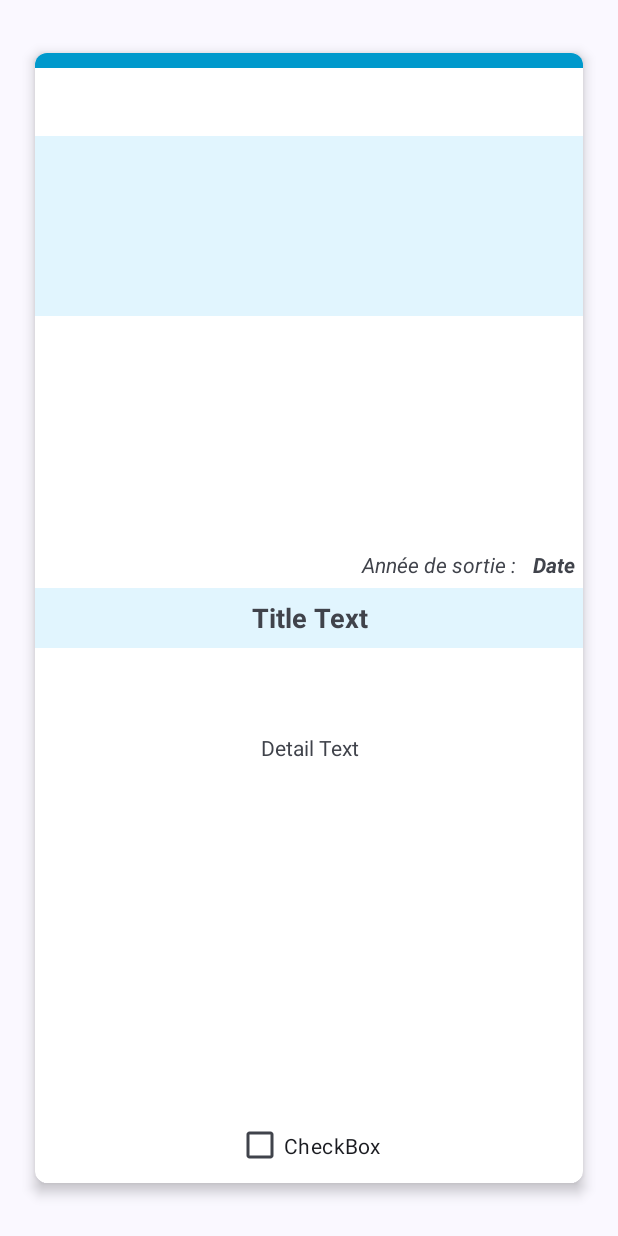
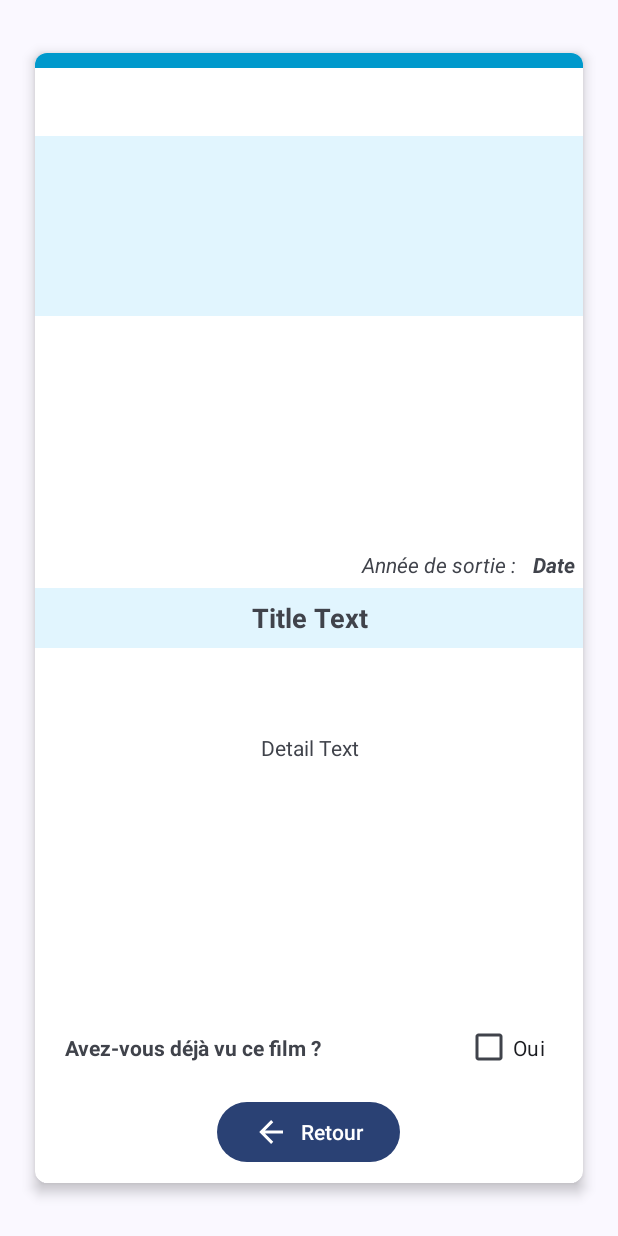
Before and after one commit to JulienS69/Application_Gestion_Films, an Android app: the layout activity_detail_movie.xml on its own in the app's theme, with its tools: preview values and no code run, on a phone screen of 412 x 824 dp. Run offline under Robolectric (Android 15) with nearby library versions, the phone set to English and light mode, and no system bars.

Commit message:
[MOB] Get.back()

```diff
--- a/app/src/main/java/com/example/application_gestion_films/DetailMovieActivity.kt
+++ b/app/src/main/java/com/example/application_gestion_films/DetailMovieActivity.kt
@@ -1,10 +1,12 @@
 package com.example.application_gestion_films
 
-import androidx.appcompat.app.AppCompatActivity
+import android.content.Intent
 import android.os.Bundle
+import android.view.View
+import android.widget.Button
 import android.widget.ImageView
 import android.widget.TextView
-import com.example.application_gestion_films.model.Film
+import androidx.appcompat.app.AppCompatActivity
 import com.google.firebase.firestore.FirebaseFirestore
 import com.squareup.picasso.Picasso
 
@@ -40,6 +42,13 @@ class DetailMovieActivity : AppCompatActivity() {
         itemDetailDetail.text = intent.getStringExtra("Synopsys")
         itemDateDetail.text =  intent.getStringExtra("Date")
         Picasso.get().load(intent.getStringExtra("Image")).into(itemImageDetail)
+        gestionClic()
     }
 
+    private fun gestionClic() {
+        (findViewById<View>(R.id.backDetail) as Button).setOnClickListener { v: View? ->
+            val i = Intent(this, HomeActivity::class.java)
+            startActivity(i)
+        }
+    }
 }
--- a/app/src/main/res/layout/activity_detail_movie.xml
+++ b/app/src/main/res/layout/activity_detail_movie.xml
@@ -116,18 +116,45 @@
         android:drawableLeft="@drawable/ic_back"
         android:textSize="15sp"/>-->
 
-    <View
+
+        <View
         android:layout_width="match_parent"
         android:layout_height="10dp"
         android:background="@android:color/holo_blue_dark" />
 
+
+        <TextView
+            android:id="@+id/item_s"
+            android:layout_width="wrap_content"
+            android:layout_height="20dp"
+            android:layout_alignParentBottom="true"
+            android:layout_marginStart="20dp"
+            android:layout_marginEnd="20dp"
+            android:layout_marginBottom="80dp"
+            android:text="Avez-vous déjà vu ce film ? "
+            android:textAlignment="textStart"
+            android:textStyle="bold" />
+
     <CheckBox
-        android:id="@+id/checkBox"
+        android:id="@+id/checkBoxDetail"
         android:layout_width="wrap_content"
         android:layout_height="50dp"
+        android:layout_marginEnd="25dp"
+        android:layout_marginBottom="65dp"
         android:layout_alignParentBottom="true"
-        android:layout_centerHorizontal="true"
-        android:text="CheckBox" />
+        android:layout_alignParentEnd="true"
+        android:text="Oui" />
+
+        <Button
+            android:id="@+id/backDetail"
+            android:layout_width="wrap_content"
+            android:layout_alignParentBottom="true"
+            android:layout_marginBottom="10dp"
+            android:layout_centerVertical="true"
+            android:layout_centerHorizontal="true"
+            android:layout_height="wrap_content"
+            android:drawableLeft="@drawable/ic_back"
+            android:text="Retour" />
 
 </RelativeLayout>
 </androidx.cardview.widget.CardView>
```
